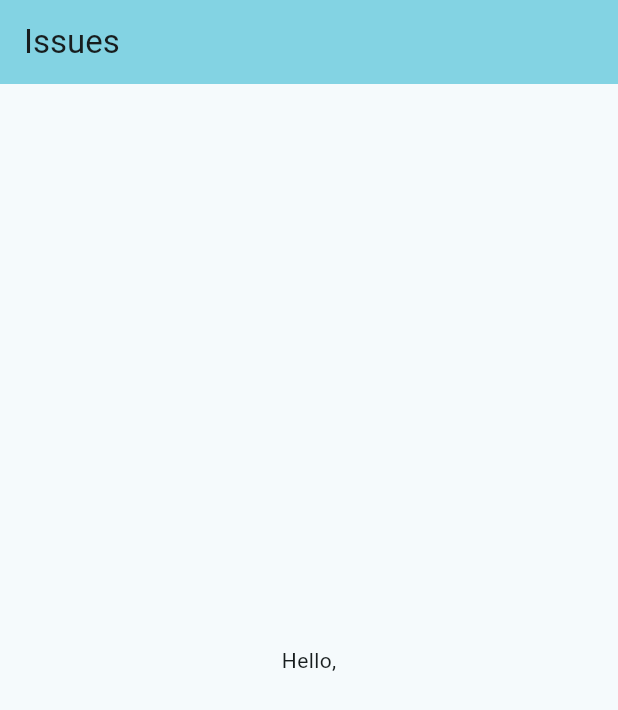
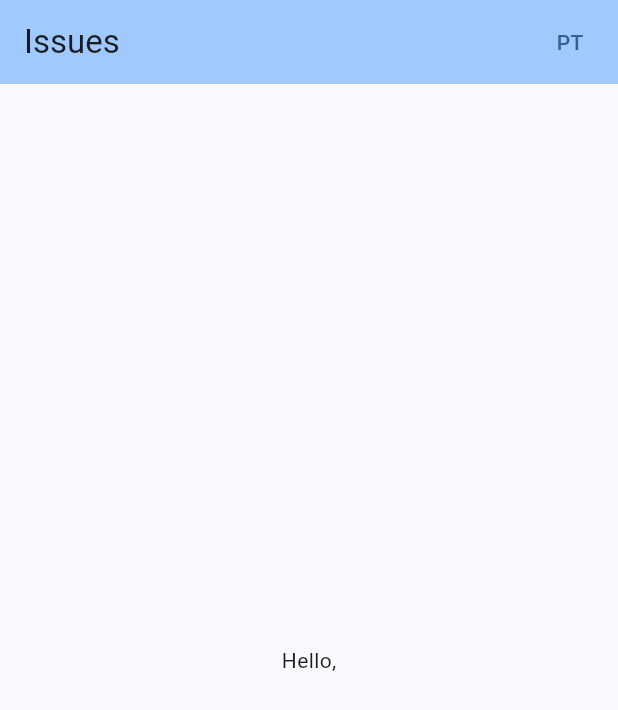
Before and after one commit to ronipaschoal/issues, a Flutter app: the screen it shows after launch, on a phone screen of 412 x 824 dp. Shown: the top 710 px of the screen. Run offline on Flutter 3.47's test engine with Material 3 defaults, Android fonts, the phone set to English and light mode, and no system bars; our stand-ins replace flutter_bloc, go_router; generated files the repository leaves out were written again.

Commit message:
feat: added way to switch language

```diff
--- /dev/null
+++ b/lib/config/cubit/app_cubit.dart
@@ -0,0 +1,12 @@
+import 'package:flutter/widgets.dart';
+import 'package:flutter_bloc/flutter_bloc.dart';
+
+part 'app_state.dart';
+
+class AppCubit extends Cubit<AppState> {
+  AppCubit() : super(AppState());
+
+  void changeLocale(Locale locale) {
+    emit(state.copyWith(locale: locale));
+  }
+}
--- /dev/null
+++ b/lib/config/cubit/app_state.dart
@@ -0,0 +1,11 @@
+part of 'app_cubit.dart';
+
+class AppState {
+  final Locale? locale;
+
+  AppState({this.locale});
+
+  AppState copyWith({Locale? locale}) {
+    return AppState(locale: locale ?? this.locale);
+  }
+}
--- a/lib/main.dart
+++ b/lib/main.dart
@@ -1,10 +1,17 @@
 import 'package:flutter/material.dart';
+import 'package:flutter_bloc/flutter_bloc.dart';
 import 'package:flutter_gen/gen_l10n/app_localizations.dart';
 import 'package:flutter_localizations/flutter_localizations.dart';
+import 'package:issues/config/cubit/app_cubit.dart';
 import 'package:issues/routes.dart';
 
 void main() {
-  runApp(const MyApp());
+  runApp(
+    BlocProvider(
+      create: (context) => AppCubit(),
+      child: const MyApp(),
+    ),
+  );
 }
 
 class MyApp extends StatelessWidget {
@@ -12,11 +19,14 @@ class MyApp extends StatelessWidget {
 
   @override
   Widget build(BuildContext context) {
+    return BlocBuilder<AppCubit, AppState>(
+      builder: (context, state) {
         return MaterialApp.router(
-      title: 'Issues',
+          title: 'My Issues',
+          locale: state.locale,
+          debugShowCheckedModeBanner: false,
           theme: ThemeData(
-        colorScheme: ColorScheme.fromSeed(seedColor: Colors.cyan),
-        useMaterial3: true,
+            colorScheme: ColorScheme.fromSeed(seedColor: Colors.blue),
           ),
           localizationsDelegates: const [
             AppLocalizations.delegate,
@@ -32,5 +42,7 @@ class MyApp extends StatelessWidget {
           routeInformationParser: Routes.config.routeInformationParser,
           routeInformationProvider: Routes.config.routeInformationProvider,
         );
+      },
+    );
   }
 }
--- /dev/null
+++ b/lib/models/locale_model.dart
@@ -0,0 +1,11 @@
+import 'dart:ui';
+
+enum LocaleEnum {
+  en('EN', Locale('en', 'US')),
+  pt('PT', Locale('pt', 'BR'));
+
+  const LocaleEnum(this.text, this.locale);
+
+  final String text;
+  final Locale locale;
+}
--- a/lib/pages/home/home_page.dart
+++ b/lib/pages/home/home_page.dart
@@ -1,8 +1,15 @@
 import 'package:flutter/material.dart';
 import 'package:flutter_gen/gen_l10n/app_localizations.dart';
+import 'package:issues/config/cubit/app_cubit.dart';
+import 'package:issues/ui/widgets/mi_locale_button_widget.dart';
 
 class HomePage extends StatelessWidget {
-  const HomePage({super.key});
+  final AppCubit appCubit;
+
+  const HomePage({
+    super.key,
+    required this.appCubit,
+  });
 
   @override
   Widget build(BuildContext context) {
@@ -10,6 +17,11 @@ class HomePage extends StatelessWidget {
       appBar: AppBar(
         backgroundColor: Theme.of(context).colorScheme.inversePrimary,
         title: Text(AppLocalizations.of(context)!.issues),
+        actions: [
+          MiLocaleButtonWidget(
+            changeLocale: appCubit.changeLocale,
+          ),
+        ],
       ),
       body: Center(child: Text(AppLocalizations.of(context)!.hello)),
     );
--- a/lib/pages/home/home_route.dart
+++ b/lib/pages/home/home_route.dart
@@ -1,5 +1,7 @@
 import 'package:flutter/widgets.dart';
+import 'package:flutter_bloc/flutter_bloc.dart';
 import 'package:go_router/go_router.dart';
+import 'package:issues/config/cubit/app_cubit.dart';
 import 'package:issues/pages/home/home_page.dart';
 
 sealed class HomeRoute {
@@ -9,7 +11,9 @@ sealed class HomeRoute {
     return GoRoute(
       parentNavigatorKey: parentNavigatorKey,
       path: path,
-      builder: (context, state) => const HomePage(),
+      builder: (context, state) => HomePage(
+        appCubit: context.read<AppCubit>(),
+      ),
     );
   }
 }
--- /dev/null
+++ b/lib/ui/widgets/mi_locale_button_widget.dart
@@ -0,0 +1,29 @@
+import 'package:flutter/material.dart';
+import 'package:issues/models/locale_model.dart';
+
+class MiLocaleButtonWidget extends StatelessWidget {
+  final ValueChanged<Locale> changeLocale;
+
+  const MiLocaleButtonWidget({
+    super.key,
+    required this.changeLocale,
+  });
+
+  @override
+  Widget build(BuildContext context) {
+    if (Localizations.localeOf(context) == LocaleEnum.pt.locale) {
+      return TextButton(
+        onPressed: () => changeLocale(LocaleEnum.en.locale),
+        child: Text(
+          LocaleEnum.en.text,
+        ),
+      );
+    }
+    return TextButton(
+      onPressed: () => changeLocale(LocaleEnum.pt.locale),
+      child: Text(
+        LocaleEnum.pt.text,
+      ),
+    );
+  }
+}
--- a/pubspec.yaml
+++ b/pubspec.yaml
@@ -16,6 +16,7 @@ dependencies:
     sdk: flutter
   intl: ^0.19.0
   go_router: ^7.1.1
+  flutter_bloc: ^8.1.6
 
 dev_dependencies:
   flutter_test:
```
Also changed, not shown: lib/ui/mi_theme.dart (added), pubspec.lock, 1 other file. Lines whose indentation alone changed are shown as unchanged.
